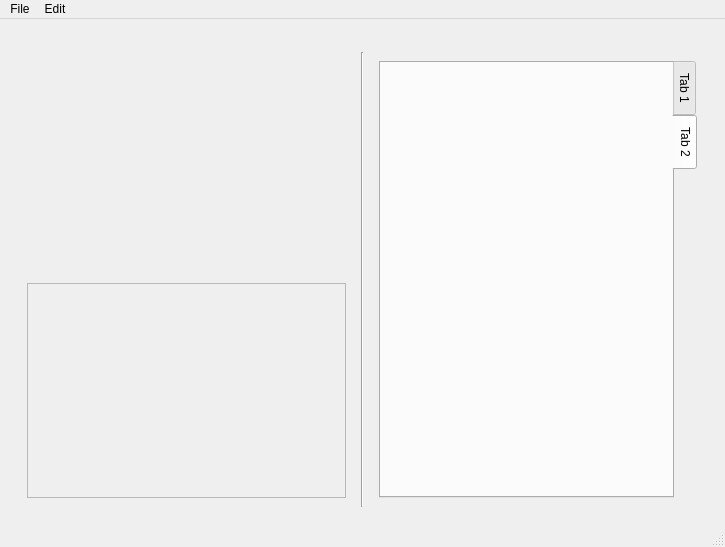
Qt form cotui/cotui-main.ui (daedals/cautios-octo-train) before a commit.
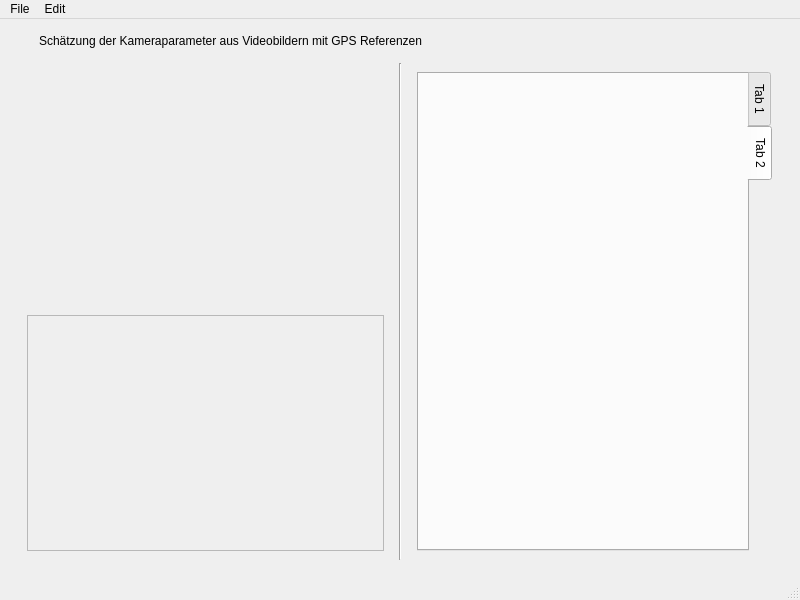
The same form after that commit. The open tabs and pages were chosen to show the change.

Commit message: renamed test.py to be appropriate for its task, some layout changes for cotui-main

The edit to the form file:
```diff
--- a/cotui/cotui-main.ui
+++ b/cotui/cotui-main.ui
@@ -6,8 +6,8 @@
    <rect>
     <x>0</x>
     <y>0</y>
-    <width>725</width>
-    <height>547</height>
+    <width>800</width>
+    <height>600</height>
    </rect>
   </property>
   <property name="windowTitle">
@@ -17,12 +17,37 @@
    <layout class="QVBoxLayout" name="verticalLayout">
     <item>
      <widget class="QWidget" name="Header" native="true">
+      <property name="minimumSize">
+       <size>
+        <width>0</width>
+        <height>20</height>
+       </size>
+      </property>
       <property name="maximumSize">
        <size>
         <width>16777215</width>
         <height>9</height>
        </size>
       </property>
+      <widget class="QLabel" name="label">
+       <property name="geometry">
+        <rect>
+         <x>30</x>
+         <y>0</y>
+         <width>689</width>
+         <height>16</height>
+        </rect>
+       </property>
+       <property name="sizePolicy">
+        <sizepolicy hsizetype="Expanding" vsizetype="Maximum">
+         <horstretch>0</horstretch>
+         <verstretch>0</verstretch>
+        </sizepolicy>
+       </property>
+       <property name="text">
+        <string>Schätzung der Kameraparameter aus Videobildern mit GPS Referenzen</string>
+       </property>
+      </widget>
      </widget>
     </item>
     <item>
@@ -117,7 +142,7 @@
     <rect>
      <x>0</x>
      <y>0</y>
-     <width>725</width>
+     <width>800</width>
      <height>22</height>
     </rect>
    </property>
```
Left out of the diff: 5 changed lines with no effect on the pictures. The commit also changes 1 other file.
